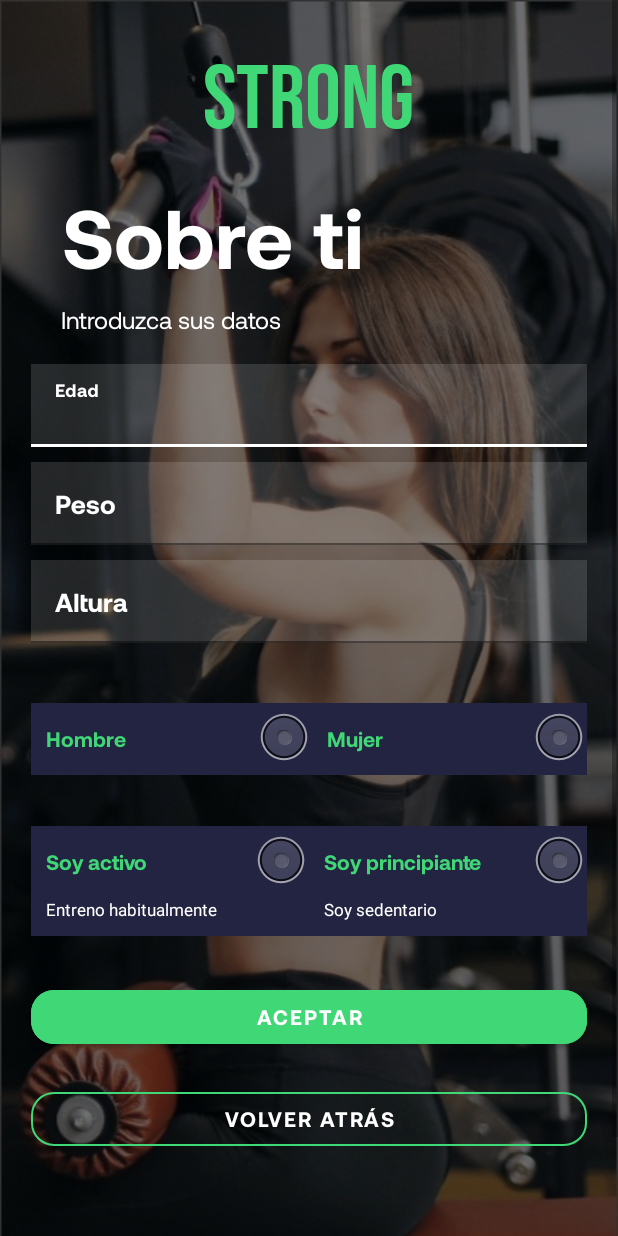
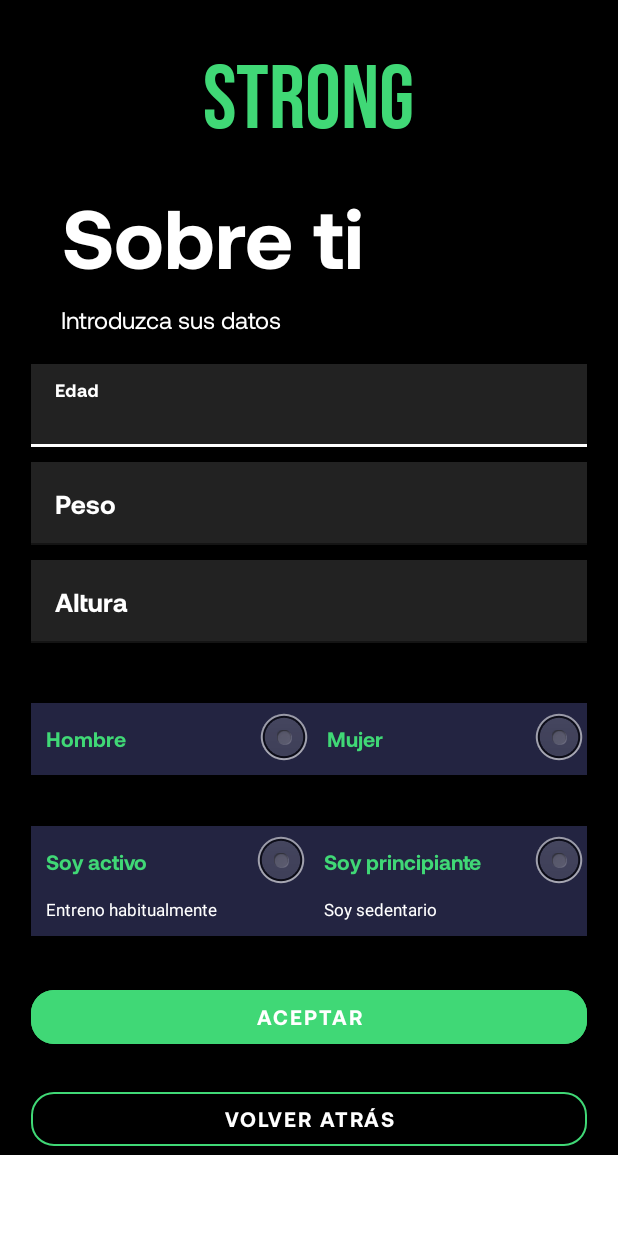
Before and after one commit to asier97am/Strong, an Android app: the layout activity_despues_registro.xml on its own in the app's theme, with its tools: preview values and no code run, on a phone screen of 412 x 824 dp. Run offline under Robolectric (Android 15) with nearby library versions, the phone set to English and light mode, and no system bars.

```diff
--- a/app/build.gradle
+++ b/app/build.gradle
@@ -9,8 +9,8 @@ android {
         applicationId "com.asier.aranda.strong"
         minSdk 23
         targetSdk 31
-        versionCode 1
-        versionName "1.0"
+        versionCode 2
+        versionName "1.1"
 
         testInstrumentationRunner "androidx.test.runner.AndroidJUnitRunner"
     }
--- a/app/src/main/AndroidManifest.xml
+++ b/app/src/main/AndroidManifest.xml
@@ -17,7 +17,7 @@
 
         <!-- Activity animacion splash screen -->
         <activity
-            android:name=".DespuesDeRegistro"
+            android:name=".Animation"
             android:exported="true">
             <intent-filter>
                 <action android:name="android.intent.action.MAIN" />
@@ -37,7 +37,7 @@
 
         <!-- Activity DespuesRegistro -->
         <activity
-            android:name=".Animation"
+            android:name=".DespuesDeRegistro"
             android:exported="true"></activity>
 
         <!-- Activity Login -->
--- a/app/src/main/res/layout/activity_despues_registro.xml
+++ b/app/src/main/res/layout/activity_despues_registro.xml
@@ -6,7 +6,9 @@
     android:id="@+id/scrollView"
     android:layout_width="match_parent"
     android:layout_height="match_parent"
+
     >
+
 
 <androidx.constraintlayout.widget.ConstraintLayout
 
@@ -15,12 +17,13 @@
     android:background="@color/black">
 
     <ImageView
+        android:id="@+id/imagenDespRegistro"
         android:layout_width="match_parent"
-        android:layout_height="match_parent"
+        android:layout_height="wrap_content"
+        app:layout_constraintTop_toTopOf="parent"
         android:alpha="0.45"
-        android:background="@drawable/imagendespuesregistro"
-        android:contentDescription="@string/todo">
-    </ImageView>
+        />
+
 
     <androidx.constraintlayout.widget.Guideline
         android:id="@+id/lineaIzd"
```
Also changed, not shown: app/src/main/java/com/asier/aranda/strong/DespuesDeRegistro.java (+16 -4 lines), app/src/main/res/drawable/imagendespuesregistro.jpeg (renamed from app/src/main/res/drawable/imagendespuesregistro.png), 1 other file.
